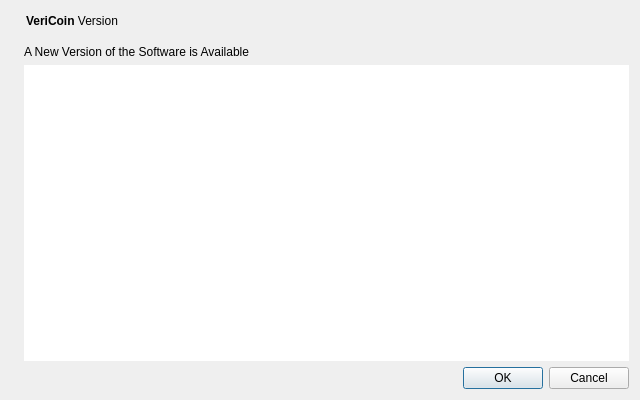
VeriConomy/vericoin, file src/qt/forms/updatedialog.ui: the form before one commit.
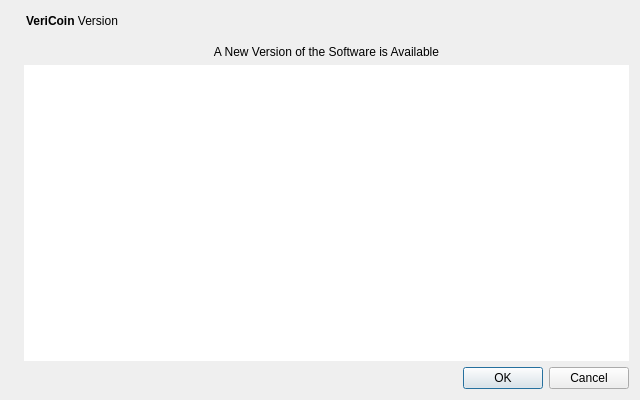
The form after the commit. Icons and pictures are not drawn.

```diff
--- a/src/qt/forms/updatedialog.ui
+++ b/src/qt/forms/updatedialog.ui
@@ -87,7 +87,7 @@
         <string>A New Version of the Software is Available</string>
        </property>
        <property name="alignment">
-        <set>Qt::AlignLeading|Qt::AlignLeft|Qt::AlignTop</set>
+        <set>Qt::AlignHCenter|Qt::AlignTop</set>
        </property>
        <property name="margin">
         <number>2</number>
```
